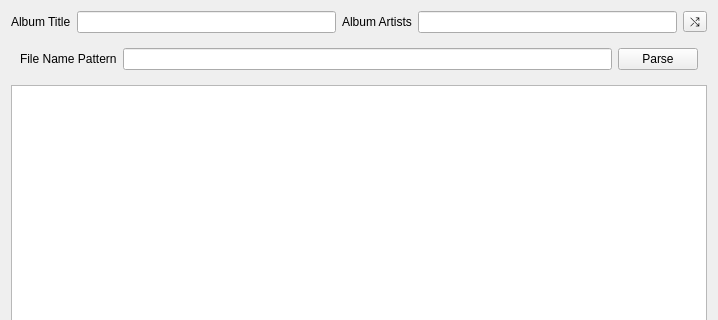
Old version of the form fluss/apps/organizer/edit_convert_tracks.ui in the repository cmpute/Fluss; both pictures show x 0 to 718 and y 0 to 320 of the 718 by 464 pixel window.
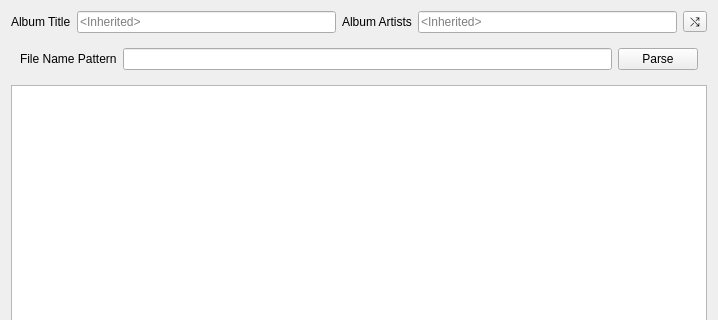
New version of the form.

Commit message: Add dragging capability for track table

Patch:
```diff
--- a/fluss/apps/organizer/edit_convert_tracks.ui
+++ b/fluss/apps/organizer/edit_convert_tracks.ui
@@ -24,7 +24,11 @@
       </widget>
      </item>
      <item>
-      <widget class="QLineEdit" name="txt_album_title"/>
+      <widget class="QLineEdit" name="txt_album_title">
+       <property name="placeholderText">
+        <string>&lt;Inherited&gt;</string>
+       </property>
+      </widget>
      </item>
      <item>
       <widget class="QLabel" name="label_10">
@@ -38,6 +42,9 @@
        <property name="toolTip">
         <string>Split the name of multiple artists by &quot;; &quot;</string>
        </property>
+       <property name="placeholderText">
+        <string>&lt;Inherited&gt;</string>
+       </property>
       </widget>
      </item>
      <item>
```
Left out of the diff: 18 changed lines with no effect on the pictures. The commit also changes 6 other files.
